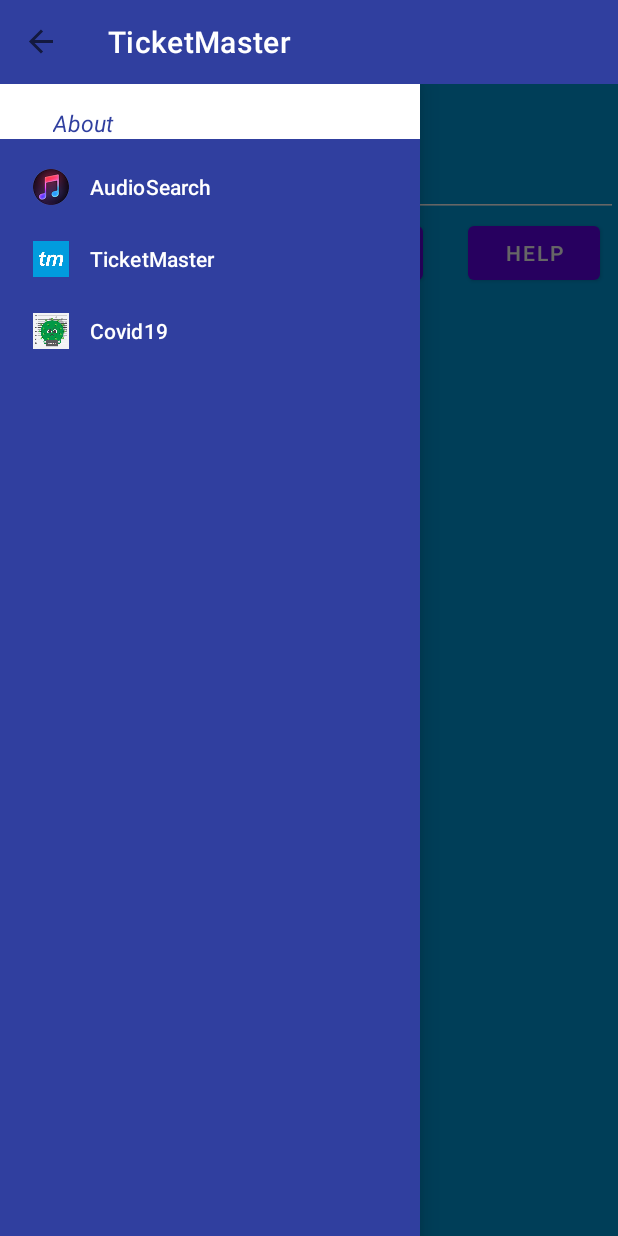
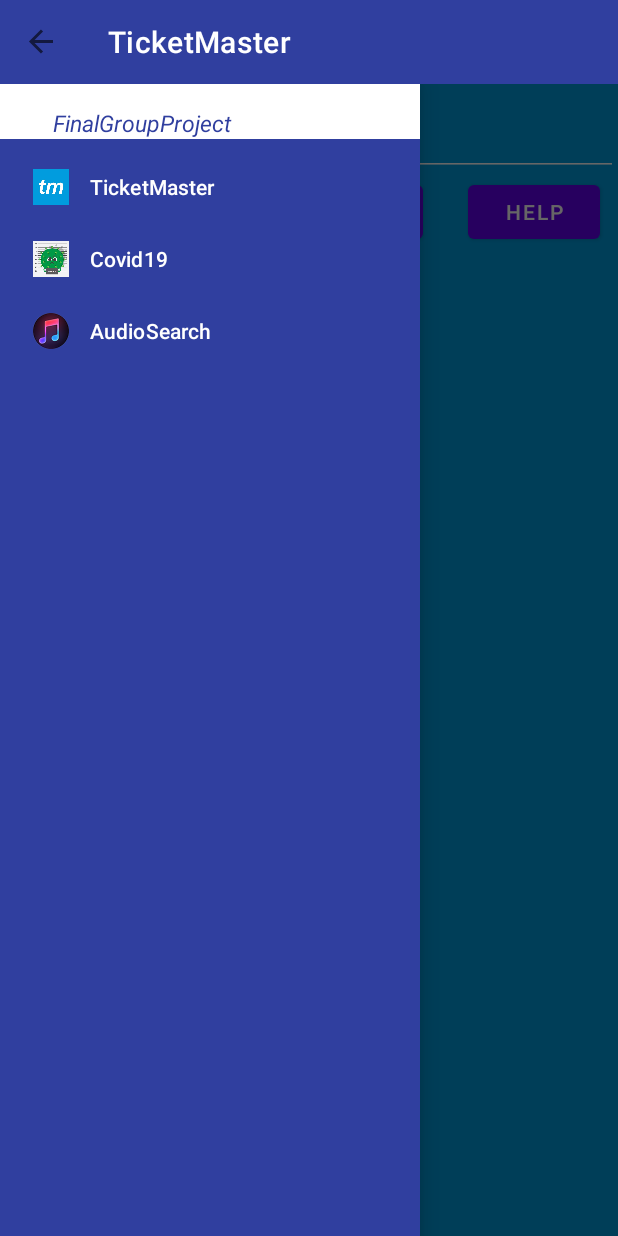
Before and after one commit to weixinwang0726/AndroidFinalGroupProject, an Android app: the TicketMasterActivity screen opened directly, with no data from a screen before it, with the side drawer open, on a phone screen of 412 x 824 dp. Run offline under Robolectric (Android 15) with nearby library versions, the phone set to English and light mode, and no system bars.

Commit message:
finish TicketMaster, add snackbar and let toolbar menu work.

```diff
--- a/app/src/main/AndroidManifest.xml
+++ b/app/src/main/AndroidManifest.xml
@@ -11,11 +11,11 @@
         android:roundIcon="@mipmap/ic_launcher_round"
         android:supportsRtl="true"
         android:theme="@style/Theme.AndroidFinalGroupProject">
-        <activity android:name=".masterticket.EventDetailActivity" />
+        <activity android:name=".ticketmaster.EventDetailActivity" />
         <activity android:name=".audio.AudioMainActivity" android:theme="@style/AppTheme"/>
         <activity android:name=".covid19.Covid19Activity" />
         <activity android:name=".recipe.RecipeActivity" />
-        <activity android:name=".masterticket.TicketMasterActivity" />
+        <activity android:name=".ticketmaster.TicketMasterActivity" />
         <activity android:name=".MainActivity">
             <intent-filter>
                 <action android:name="android.intent.action.MAIN" />
--- a/app/src/main/java/com/example/androidfinalgroupproject/masterticket/Event.java
+++ b/app/src/main/java/com/example/androidfinalgroupproject/ticketmaster/Event.java
@@ -1,4 +1,4 @@
-package com.example.androidfinalgroupproject.masterticket;
+package com.example.androidfinalgroupproject.ticketmaster;
 
 import androidx.annotation.NonNull;
 
--- a/app/src/main/java/com/example/androidfinalgroupproject/masterticket/EventOpener.java
+++ b/app/src/main/java/com/example/androidfinalgroupproject/ticketmaster/EventOpener.java
@@ -1,4 +1,4 @@
-package com.example.androidfinalgroupproject.masterticket;
+package com.example.androidfinalgroupproject.ticketmaster;
 
 import android.content.Context;
 import android.database.Cursor;
--- a/app/src/main/java/com/example/androidfinalgroupproject/masterticket/Helper.java
+++ b/app/src/main/java/com/example/androidfinalgroupproject/ticketmaster/Helper.java
@@ -1,4 +1,4 @@
-package com.example.androidfinalgroupproject.masterticket;
+package com.example.androidfinalgroupproject.ticketmaster;
 
 import android.content.Intent;
 import android.content.SharedPreferences;
--- a/app/src/main/java/com/example/androidfinalgroupproject/masterticket/TicketMasterActivity.java
+++ b/app/src/main/java/com/example/androidfinalgroupproject/ticketmaster/TicketMasterActivity.java
@@ -1,4 +1,4 @@
-package com.example.androidfinalgroupproject.masterticket;
+package com.example.androidfinalgroupproject.ticketmaster;
 
 import androidx.annotation.NonNull;
 import androidx.appcompat.app.ActionBarDrawerToggle;
@@ -29,8 +29,11 @@
 import android.widget.TextView;
 import android.widget.Toast;
 
+import com.example.androidfinalgroupproject.MainActivity;
 import com.example.androidfinalgroupproject.R;
+import com.example.androidfinalgroupproject.audio.AudioMainActivity;
 import com.example.androidfinalgroupproject.common.Const;
+import com.example.androidfinalgroupproject.covid19.Covid19Activity;
 import com.google.android.material.navigation.NavigationView;
 
 import org.json.JSONArray;
@@ -54,15 +57,17 @@
     private EventsAdapter citiesAdapter;
     ProgressBar progressBar;
     private List<Event> eventList = new ArrayList<>();
-    private List<Event> favotatedList = new ArrayList<>();
+    private List<Event> favoriteList = new ArrayList<>();
 
     private HashMap<String,Event> favotatedMap = new HashMap<String,Event>();
-    Intent gotoFavoriteList;
+
     Intent gotoEventDetail;
     Event e = new Event();
     EventOpener eventOpener;
     SQLiteDatabase db;
     private Helper tmHelper = new Helper();
+
+
     @Override
     protected void onCreate(Bundle savedInstanceState) {
         //hello.
@@ -107,7 +112,7 @@
         progressBar = findViewById(R.id.progress_horizontal);
         loadEventList("", "radius",true);
         eventList.clear();
-        for(Event e:favotatedList){
+        for(Event e: favoriteList){
             favotatedMap.put(e.getEventId(),e);
         }
 
@@ -155,18 +160,18 @@
             Log.e("Request url", url);
             eventsQuery.execute(url);
 
-            favotatedList = getFavoriteEvents();
+            favoriteList = getFavoriteEvents();
             favotatedMap.clear();
-            for(Event e:favotatedList){
+            for(Event e: favoriteList){
                 favotatedMap.put(e.getEventId(),e);
             }
         }else{
             eventList.clear();
             progressBar.setVisibility(View.VISIBLE);
 
-            favotatedList = getFavoriteEvents();
+            favoriteList = getFavoriteEvents();
 
-            eventList.addAll(favotatedList);
+            eventList.addAll(favoriteList);
             if (eventList.size() == 0) {
                 Toast.makeText(TicketMasterActivity.this, "No events nearby", Toast.LENGTH_LONG).show();
             }
@@ -231,6 +236,8 @@
             return rowView;
         }
     }
+
+
     private class EventsQuery extends AsyncTask<String, Integer, String> {
 
         private List<Event> eventResults = new ArrayList();
--- a/app/src/main/res/layout/activity_tm.xml
+++ b/app/src/main/res/layout/activity_tm.xml
@@ -6,7 +6,7 @@
         android:orientation="vertical"
         android:layout_width="match_parent"
         android:layout_height="match_parent"
-        tools:context=".masterticket.TicketMasterActivity">
+        tools:context=".ticketmaster.TicketMasterActivity">
     <androidx.appcompat.widget.Toolbar
         android:id="@+id/mainBar"
         android:layout_width="match_parent"
@@ -23,8 +23,8 @@
         tools:openDrawer="start"
         >
 
-    <LinearLayout xmlns:android="http://schemas.android.com/apk/res/android"
-            android:layout_width="match_parent"
+    <LinearLayout
+        android:layout_width="match_parent"
             android:layout_height="match_parent"
             android:background="@drawable/tm_background"
             android:orientation="vertical">
@@ -36,16 +36,10 @@
                 android:layout_height="wrap_content"
                 android:visibility="invisible" />
 
-            <TextView
-                android:id="@+id/hint_title"
-                android:layout_width="wrap_content"
-                android:layout_height="wrap_content"
-                android:text="@string/ticket_master_activity_hint"
-                android:textColor="#FFFFFF"
-                android:textSize="20dp"/>
 
 
-            <LinearLayout
+
+        <LinearLayout
                 android:id="@+id/search_div"
                 android:layout_width="match_parent"
                 android:layout_height="wrap_content"
--- a/app/src/main/res/layout/activity_tm_goto_city_detail.xml
+++ b/app/src/main/res/layout/activity_tm_goto_city_detail.xml
@@ -4,6 +4,6 @@
     xmlns:tools="http://schemas.android.com/tools"
     android:layout_width="match_parent"
     android:layout_height="match_parent"
-    tools:context=".masterticket.EventDetailActivity">
+    tools:context=".ticketmaster.EventDetailActivity">
 
 </androidx.constraintlayout.widget.ConstraintLayout>
--- a/app/src/main/res/menu/main_toolbar.xml
+++ b/app/src/main/res/menu/main_toolbar.xml
@@ -2,23 +2,22 @@
 <menu xmlns:android="http://schemas.android.com/apk/res/android"
     xmlns:app="http://schemas.android.com/apk/res-auto">
 
-    <item android:id="@+id/audio_search"
-        android:orderInCategory="10"
-        app:showAsAction="always"
-        android:icon="@drawable/music"
-        android:title="@string/btn_to_audio_search"/>
-
     <item android:id="@+id/ticket_master"
-        android:orderInCategory="10"
+        android:orderInCategory="100"
         app:showAsAction="always"
         android:icon="@drawable/ticket_master"
         android:title="@string/btn_to_ticket_master"/>
 
+
     <item android:id="@+id/covid19"
-        android:orderInCategory="10"
+        android:orderInCategory="300"
         app:showAsAction="always"
         android:icon="@drawable/covid19"
         android:title="@string/btn_to_covid19"/>
 
-
+    <item android:id="@+id/audio_search"
+        android:orderInCategory="400"
+        app:showAsAction="always"
+        android:icon="@drawable/music"
+        android:title="@string/btn_to_audio_search"/>
 </menu>
--- a/app/src/main/res/values/strings.xml
+++ b/app/src/main/res/values/strings.xml
@@ -3,7 +3,7 @@
     <string name="open">Open</string>
     <string name="close">Close</string>
     <string name="btn_to_ticket_master">TicketMaster</string>
-    <string name="about_this_project">About</string>
+    <string name="about_this_project">"FinalGroupProject "</string>
     <string name="audio_toast_message">Go to AudioSearch Page</string>
     <string name="mt_toast_message">Go to TicketMaster Page</string>
     <string name="covid19_toast_message">Go to Covid19 Page</string>
```
Also changed, not shown: app/src/main/java/com/example/androidfinalgroupproject/MainActivity.java (+30 -1 lines), app/src/main/java/com/example/androidfinalgroupproject/ticketmaster/EventDetailActivity.java (renamed from app/src/main/java/com/example/androidfinalgroupproject/masterticket/EventDetailActivity.java, +23 -3 lines), app/src/main/res/layout/activity_main.xml (+14 -11 lines), app/src/main/res/layout/activity_ticket_master.xml (deleted, +0 -15 lines), 2 other files.
